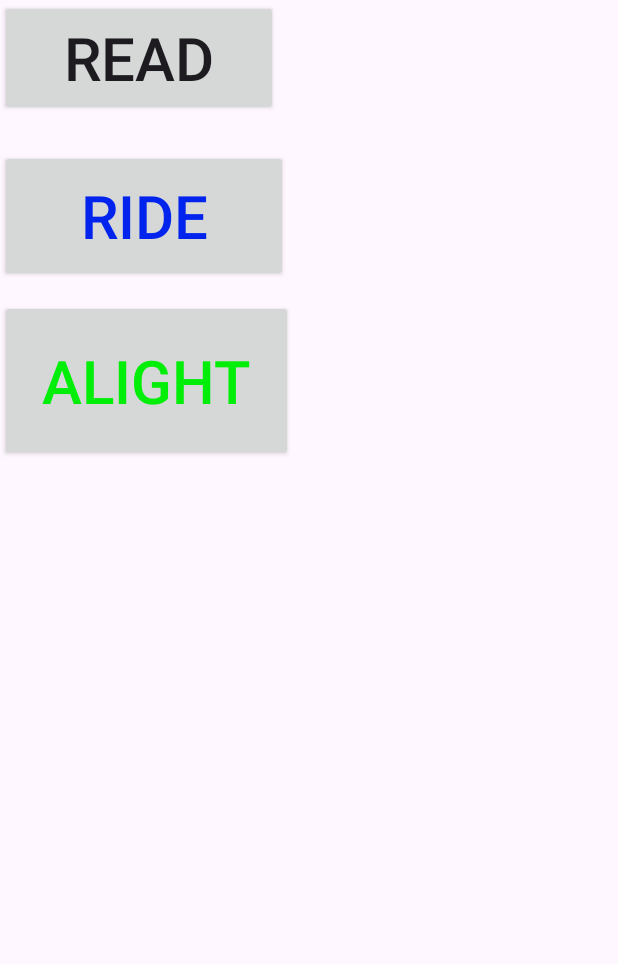
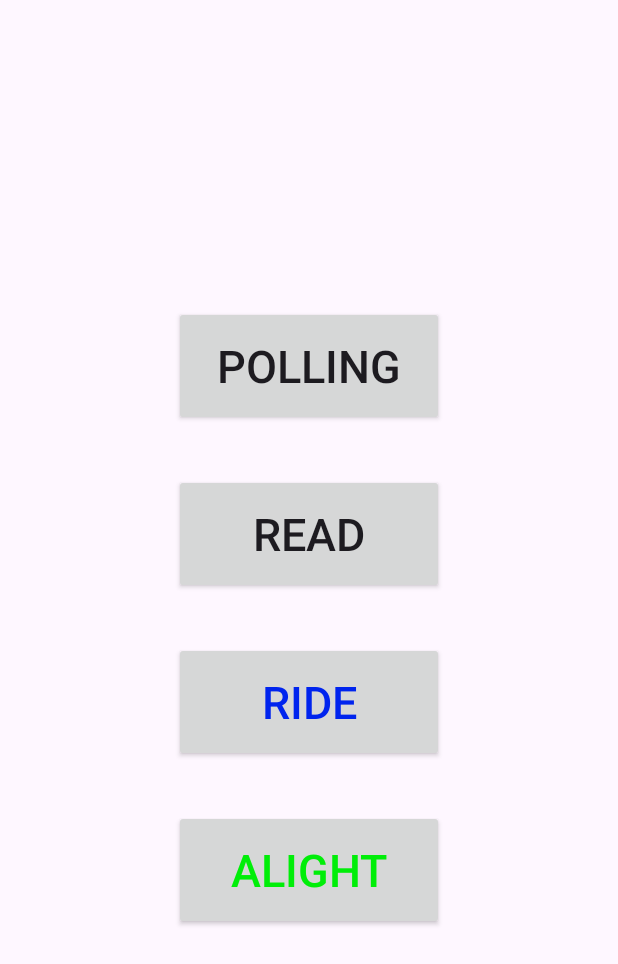
Before and after one commit to fear11101010/p18-q-sdk, an Android app: the screen it shows after launch (MainActivity), after a tap on "READ", on a phone screen of 412 x 824 dp. Shown: the top 964 px of the screen. Run offline under Robolectric (Android 15) with nearby library versions, the phone set to English and light mode, and no system bars; our stand-ins replace Room's generated code; libraries missing offline, so code that uses them is left out: com.decard, com.decard.driver, org.bouncycastle.crypto; 21 statements that could not run were skipped.

Commit message:
layout changed

```diff
--- a/app/src/main/java/com/dtca/busvalidator/sdk/MainActivity.java
+++ b/app/src/main/java/com/dtca/busvalidator/sdk/MainActivity.java
@@ -26,7 +26,7 @@ import javax.crypto.NoSuchPaddingException;
 
 public class MainActivity extends Activity {
 
-    private Button read, ride,alight;
+    private Button poll, read, ride, alight;
     FelicaCard felicaCard;
     Utils utils;
 
@@ -72,9 +72,33 @@ public class MainActivity extends Activity {
     }
 
     void initUI() {
+        poll = findViewById(R.id.poll);
         read = findViewById(R.id.read);
         ride = findViewById(R.id.ride);
         alight = findViewById(R.id.alight);
+        // set listener
+        poll.setOnClickListener(new View.OnClickListener() {
+            @Override
+            public void onClick(View v) {
+                Executors.newSingleThreadExecutor().execute(() -> {
+
+                    while (true) {
+                        try {
+                            System.out.println("Start Time :" + LocalDateTime.now());
+                            felicaCard.detectFelicaCard();
+
+                        } catch (Exception e) {
+                            e.printStackTrace();
+                            try {
+                                Thread.sleep(200);
+                            } catch (InterruptedException ex) {
+                                throw new RuntimeException(ex);
+                            }
+                        }
+                    }
+                });
+            }
+        });
         read.setOnClickListener(new View.OnClickListener() {
             @Override
             public void onClick(View v) {
@@ -95,7 +119,7 @@ public class MainActivity extends Activity {
 //                                });
                             }
                         });
-                        System.out.println("Card balance: "+felicaCard.getBalance());
+                        System.out.println("Card balance: " + felicaCard.getBalance());
 
 
                     } catch (Exception e) {
@@ -144,7 +168,7 @@ public class MainActivity extends Activity {
 
 
                         });
-                        System.out.println("#RD>>> Card Write Time: "+(System.currentTimeMillis()-st1));
+                        System.out.println("#RD>>> Card Write Time: " + (System.currentTimeMillis() - st1));
 
                     } catch (Exception e) {
                         e.printStackTrace();
--- a/app/src/main/res/layout/activity_main.xml
+++ b/app/src/main/res/layout/activity_main.xml
@@ -6,29 +6,45 @@
     android:fitsSystemWindows="true"
     tools:context=".MainActivity">
 
+    <LinearLayout
+        android:layout_width="wrap_content"
+        android:layout_height="wrap_content"
+        android:orientation="vertical"
+        android:gravity="center"
+        android:layout_centerInParent="true">
+
+        <Button
+            android:id="@+id/poll"
+            android:layout_width="180dp"
+            android:layout_height="80dp"
+            android:text="Polling"
+            android:textSize="30sp" />
 
         <Button
             android:id="@+id/read"
-        android:layout_width="185dp"
-        android:layout_height="77dp"
-        android:textSize="40dp"
-        android:text="Read" />
+            android:layout_width="180dp"
+            android:layout_height="80dp"
+            android:layout_marginTop="32dp"
+            android:text="Read"
+            android:textSize="30sp" />
 
         <Button
             android:id="@+id/ride"
-        android:layout_width="192dp"
-        android:layout_height="88dp"
-        android:layout_marginTop="100dp"
+            android:layout_width="180dp"
+            android:layout_height="80dp"
+            android:layout_marginTop="32dp"
             android:text="Ride"
-        android:textSize="40dp"
+            android:textSize="30sp"
             android:textColor="#0024EE" />
 
         <Button
             android:id="@+id/alight"
-        android:layout_width="195dp"
-        android:layout_height="107dp"
-        android:layout_marginTop="200dp"
+            android:layout_width="180dp"
+            android:layout_height="80dp"
+            android:layout_marginTop="32dp"
             android:text="Alight"
-        android:textSize="40dp"
-        android:textColor="#00EE08" />
+            android:textColor="#00EE08"
+            android:textSize="30sp" />
+
+    </LinearLayout>
 </RelativeLayout>
--- a/busvalidatorsdk/src/main/java/com/dtca/busvalidator/busvalidatorsdk/FelicaCard.java
+++ b/busvalidatorsdk/src/main/java/com/dtca/busvalidator/busvalidatorsdk/FelicaCard.java
@@ -81,6 +81,7 @@ public class FelicaCard implements ReadWriteInCard, ClearCardId {
 
     public void detectFelicaCard() throws Exception {
         long st1 = System.currentTimeMillis();
+        BasicOper.dc_card_status();
         String[] result = BasicOper.dc_FeliCaReset().split("\\|", -1);
         if (result.length >= 3 && result[0].equals("0000") && Utils.hexToByte(result[2]).length >= 18) {
             this.iDm = Arrays.copyOfRange(Utils.hexToByte(result[2]), 0, 8);
```
Lines whose indentation alone changed are shown as unchanged.
